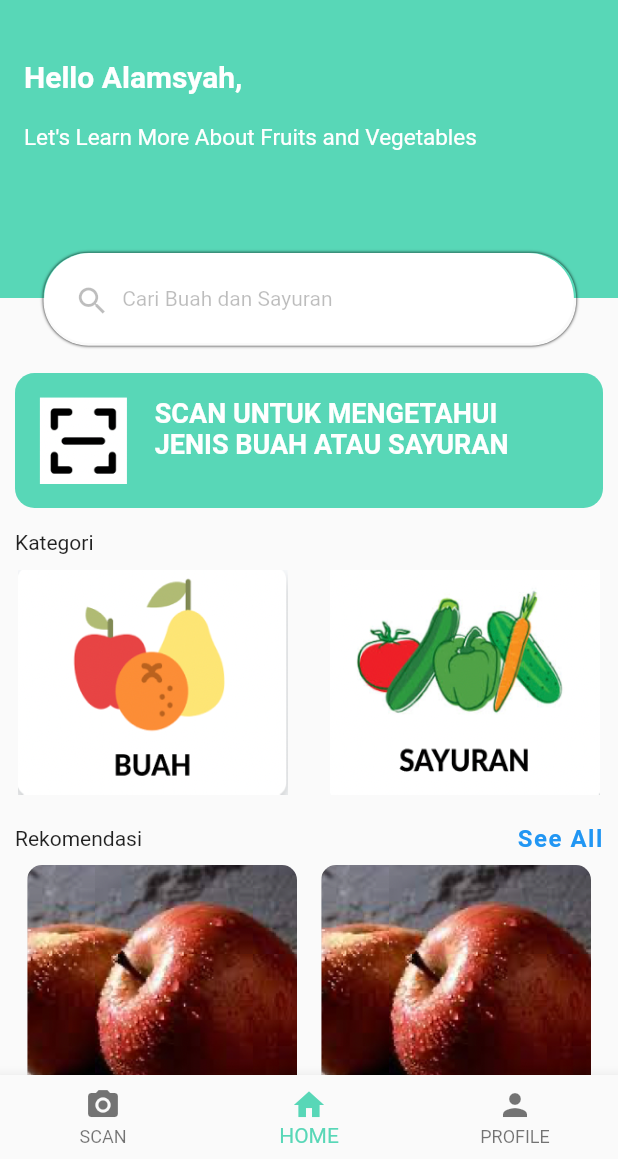
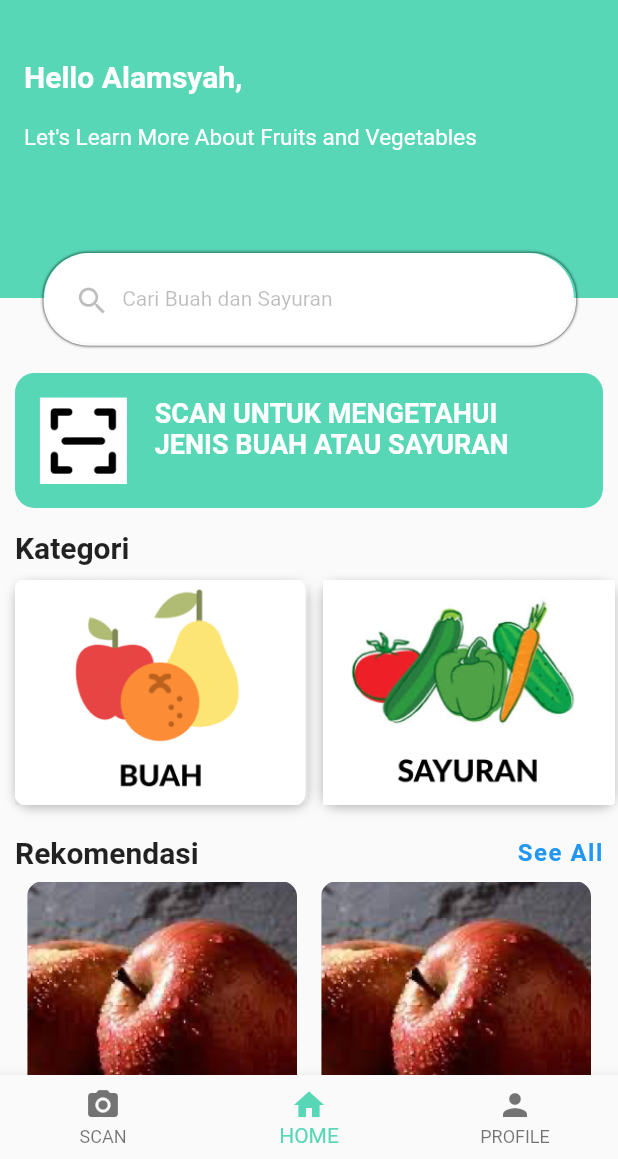
Before and after one commit to Madd-G/nutria_old, a Flutter app: the screen it shows after launch, on a phone screen of 412 x 824 dp, the part 77-1236 px from its top. Run offline on Flutter 3.47's test engine with Material 2 defaults, Android fonts, the light colour scheme and no system bars; our stand-ins replace dropdown_search, get.

Commit message:
updated home screen (m)

```diff
--- a/lib/components/recommendation_carousel.dart
+++ b/lib/components/recommendation_carousel.dart
@@ -15,7 +15,7 @@ class RecommendationCarousel extends StatelessWidget {
           const Align(
             alignment: Alignment.centerLeft,
             child: Text(
-              'Rekomendasi',
+              'Rekomendasi',style: TextStyle(fontSize: 20.0, fontWeight: FontWeight.w600),
             ),
           ),
           GestureDetector(
--- a/lib/controllers/screen_controller.dart
+++ b/lib/controllers/screen_controller.dart
@@ -27,7 +27,7 @@ class ScreenController extends StatelessWidget {
           items: const [
             BottomNavigationBarItem(
                 icon: Icon(Icons.camera_alt),
-                label: 'SCAN'),
+                label: 'SCAN', ),
             BottomNavigationBarItem(
               icon: Icon(Icons.home),
               label: 'HOME',
--- a/lib/views/home_screen.dart
+++ b/lib/views/home_screen.dart
@@ -92,7 +92,11 @@ class HomeScreen extends StatelessWidget {
                         height: 15.0,
                       ),
                       const Align(
-                        child: Text('Kategori'),
+                        child: Text(
+                          'Kategori',
+                          style: TextStyle(
+                              fontSize: 20.0, fontWeight: FontWeight.w600),
+                        ),
                         alignment: Alignment.centerLeft,
                       ),
                       const SizedBox(
@@ -103,30 +107,40 @@ class HomeScreen extends StatelessWidget {
                         children: [
                           Container(
                             height: 150,
-                            width: 180,
+                            width: 195,
                             // color: Colors.white,
                             child: Image.asset(
                               'assets/images/buah.png',
                               fit: BoxFit.fill,
                             ),
                             decoration: BoxDecoration(
-                              borderRadius: BorderRadius.circular(10.0),
-                            ),
+                                borderRadius: BorderRadius.circular(10.0),
+                                boxShadow: const [
+                                  BoxShadow(
+                                      color: Colors.black26,
+                                      offset: Offset(0.0, 2.0),
+                                      blurRadius: 5.0)
+                                ]),
                           ),
                           const SizedBox(
-                            width: 20.0,
+                            width: 10.0,
                           ),
                           Container(
                             height: 150,
-                            width: 180,
+                            width: 195,
                             // color: Colors.white,
                             child: Image.asset(
                               'assets/images/sayuran.png',
                               fit: BoxFit.fill,
                             ),
                             decoration: BoxDecoration(
-                              borderRadius: BorderRadius.circular(10.0),
-                            ),
+                                borderRadius: BorderRadius.circular(10.0),
+                                boxShadow: const [
+                                  BoxShadow(
+                                      color: Colors.black26,
+                                      offset: Offset(0.0, 2.0),
+                                      blurRadius: 5.0)
+                                ]),
                           ),
                         ],
                       ),
```
